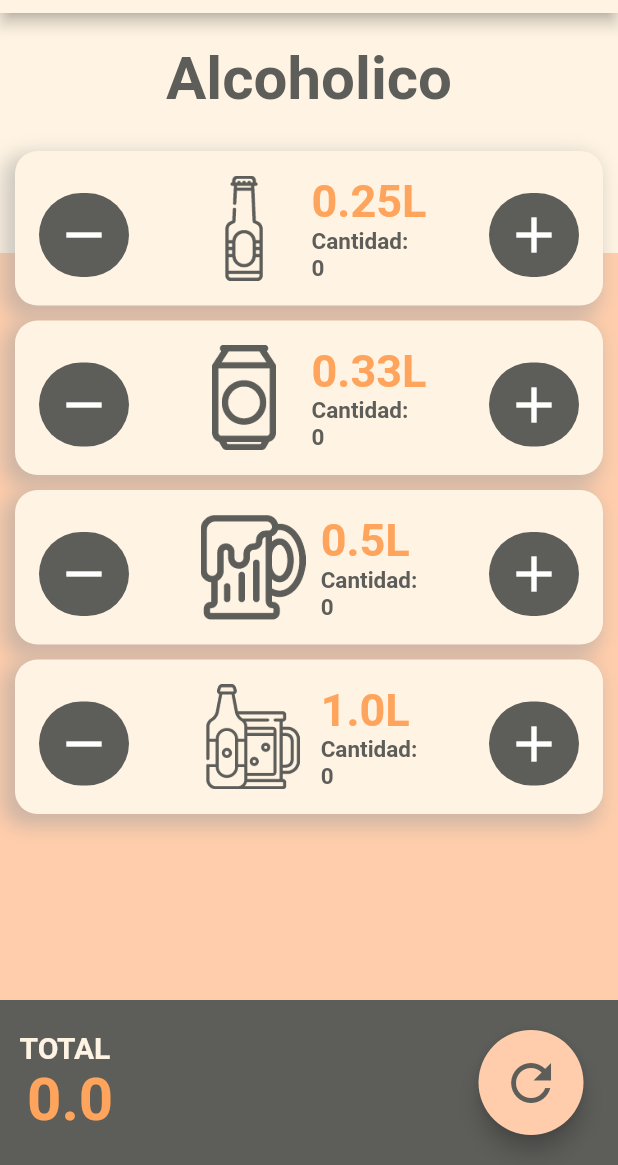
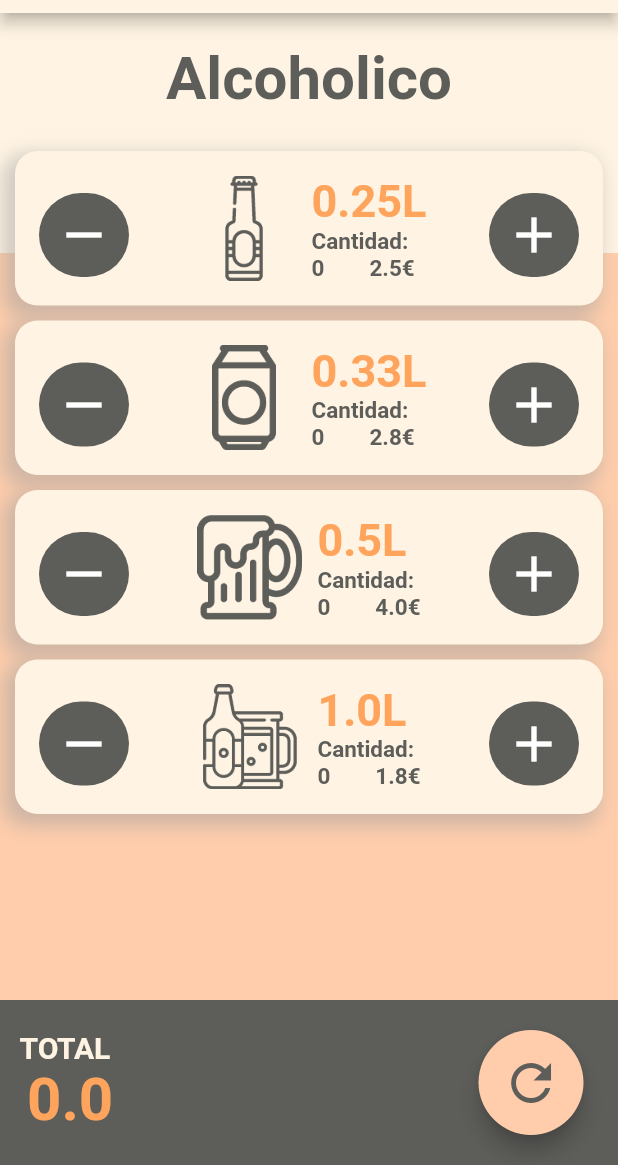
Before and after one commit to SergioMorenoAntequera/HangoverCalculator, a Flutter app: the screen it shows after launch, on a phone screen of 412 x 824 dp, the part 71-1236 px from its top. Run offline on Flutter 3.47's test engine with Material 2 defaults, Android fonts, the phone set to English and light mode, and no system bars; Roboto replaces fonts that are missing (Hind).

Commit message:
Showing price in the mainPage

```diff
--- a/lib/models/Beer.dart
+++ b/lib/models/Beer.dart
@@ -29,6 +29,10 @@ class Beer {
     }
   }
 
+  setPrice(double newPrice) {
+    this.price = newPrice;
+  }
+
   ///////////////////////////////////
   // Get the full price and cuantity
   double getTotalPrice() {
--- a/lib/screens/mainPage.dart
+++ b/lib/screens/mainPage.dart
@@ -17,10 +17,10 @@ class _MainPageState extends State<MainPage> {
   // We need to pass a map to use it as a
   static Map<String, double> totalCuantity = {'value': 0};
 
-  Beer beer025 = new Beer(0.25, 0, 1, "025", totalCuantity);
-  Beer beer033 = new Beer(0.33, 0, 1, "033", totalCuantity);
-  Beer beer050 = new Beer(0.50, 0, 1, "050", totalCuantity);
-  Beer beer100 = new Beer(1.00, 0, 1, "100", totalCuantity);
+  Beer beer025 = new Beer(0.25, 0, 2.5, "025", totalCuantity);
+  Beer beer033 = new Beer(0.33, 0, 2.8, "033", totalCuantity);
+  Beer beer050 = new Beer(0.50, 0, 4, "050", totalCuantity);
+  Beer beer100 = new Beer(1.00, 0, 1.8, "100", totalCuantity);
 
   @override
   Widget build(BuildContext context) {
--- a/lib/widgets/BeerTile.dart
+++ b/lib/widgets/BeerTile.dart
@@ -114,17 +114,21 @@ class _BeerState extends State<BeerTile> {
                     ),
                   ),
                   SizedBox(width: 30),
-                  // GestureDetector(
-                  //   onTap: _showPriceDialog,
-                  //   child: Text(
-                  //     "${widget.beer.price}€",
-                  //     style: TextStyle(
-                  //       fontSize: 15,
-                  //       color: Theme.of(context).primaryColorDark,
-                  //       fontWeight: FontWeight.bold,
-                  //     ),
-                  //   ),
-                  // ),
+                  GestureDetector(
+                    onTap: () => {
+                      setState(() {
+                        widget.beer.setPrice(23);
+                      }),
+                    },
+                    child: Text(
+                      "${widget.beer.price}€",
+                      style: TextStyle(
+                        fontSize: 15,
+                        color: Theme.of(context).primaryColorDark,
+                        fontWeight: FontWeight.bold,
+                      ),
+                    ),
+                  ),
                 ],
               ),
             ],
```
Also changed, not shown: lib/models/TotalBar.dart (+18 -2 lines).
